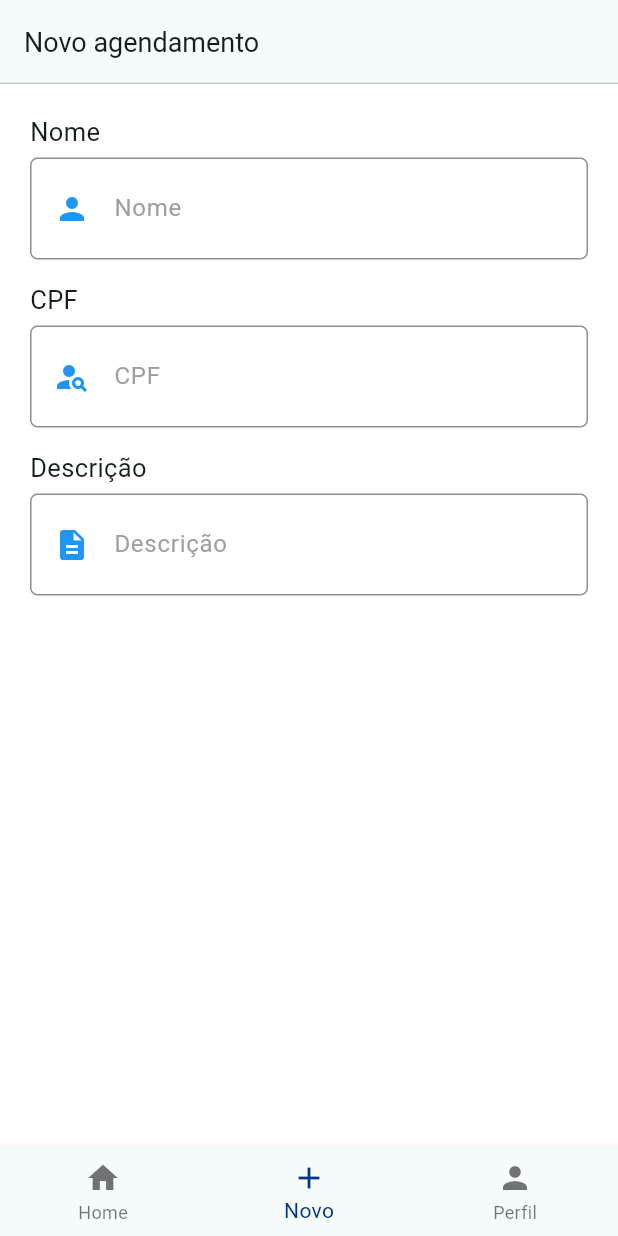
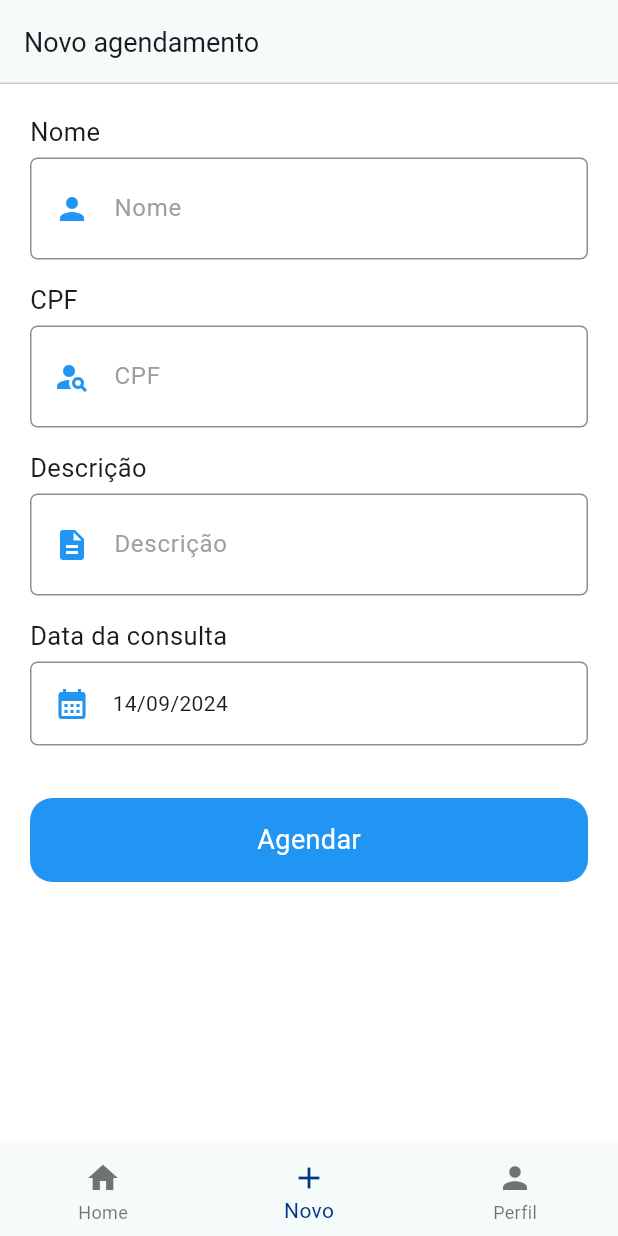
Before and after one commit to kaikdorvalo/agendify-flutter, a Flutter app: the MainScreen screen opened directly, item 2 of the bottom bar chosen, on a phone screen of 412 x 824 dp. Run offline on Flutter 3.47's test engine with Material 3 defaults, Android fonts, the phone set to English and light mode, and no system bars; our stand-ins replace localstorage, mask_text_input_formatter.

Commit message:
feat: add person to agenda

```diff
--- a/lib/main.dart
+++ b/lib/main.dart
@@ -2,6 +2,7 @@ import 'package:agendify/screens/auth/ui/screens/signin_screen.dart';
 import 'package:agendify/screens/home/screens/home_screen.dart';
 import 'package:agendify/screens/main/screens/main_screen.dart';
 import 'package:agendify/screens/new/screens/new_screen.dart';
+import 'package:agendify/shared/services/storage_service.dart';
 import 'package:flutter/material.dart';
 
 void main() {
@@ -21,7 +22,7 @@ class MyApp extends StatelessWidget {
         ),
         useMaterial3: true,
       ),
-      home: MainScreen(),
+      home: SignInScreen(),
     );
   }
 }
--- a/lib/screens/main/screens/main_screen.dart
+++ b/lib/screens/main/screens/main_screen.dart
@@ -1,6 +1,7 @@
 import 'package:agendify/screens/home/screens/home_screen.dart';
 import 'package:agendify/screens/new/screens/new_screen.dart';
 import 'package:agendify/shared/components/navigation_bottom_component.dart';
+import 'package:agendify/shared/services/storage_service.dart';
 import 'package:flutter/material.dart';
 
 class MainScreen extends StatefulWidget {
@@ -12,16 +13,26 @@ class MainScreen extends StatefulWidget {
 
 class _MainScreen extends State<MainScreen> {
   int selectedIndex = 0;
-
-  final List<Widget> _screens = [
-    HomeScreen(),
-    NewScreen(),
-  ];
+  StorageService storage = StorageService();
 
   void changeIndex(int index) {
     setState(() {
       selectedIndex = index;
     });
+  }
+
+  List<Widget> _screens = [];
+
+  @override
+  void initState() {
+    super.initState();
+    storage.clearStorage();
+    _screens = [
+      HomeScreen(),
+      NewScreen(
+        changePage: changeIndex,
+      ),
+    ];
   }
 
   @override
--- /dev/null
+++ b/lib/screens/new/components/date_input_component.dart
@@ -0,0 +1,98 @@
+import 'package:flutter/material.dart';
+import 'package:intl/intl.dart';
+
+class DateInput extends StatefulWidget {
+  DateTime date;
+  String label;
+  final Function(DateTime) changeDate;
+
+  DateInput(
+      {Key? key,
+      required this.date,
+      required this.changeDate,
+      required this.label})
+      : super(key: key);
+
+  @override
+  _DateInputState createState() => _DateInputState();
+}
+
+class _DateInputState extends State<DateInput> {
+  String formattedDate = '';
+  DateTime _selectedDate = DateTime.now();
+
+  String _formatDate(DateTime date) {
+    return DateFormat('dd/MM/yyyy').format(date);
+  }
+
+  Future<void> _selectDate(BuildContext context) async {
+    final DateTime? picked = await showDatePicker(
+      context: context,
+      initialDate: _selectedDate,
+      firstDate: DateTime(2000),
+      lastDate: DateTime(2101),
+    );
+    if (picked != null && picked != _selectedDate) {
+      setState(() {
+        _selectedDate = picked;
+        formattedDate = _formatDate(_selectedDate);
+        widget.changeDate(_selectedDate);
+      });
+    }
+  }
+
+  @override
+  void initState() {
+    super.initState();
+    formattedDate = _formatDate(widget.date);
+  }
+
+  @override
+  Widget build(BuildContext context) {
+    return Column(
+      crossAxisAlignment: CrossAxisAlignment.start,
+      children: <Widget>[
+        Text(
+          widget.label,
+          style: TextStyle(
+            fontSize: 17.0,
+          ),
+        ),
+        const SizedBox(
+          height: 5.0,
+        ),
+        GestureDetector(
+          onTap: () {
+            _selectDate(context);
+          },
+          child: Container(
+              padding: const EdgeInsets.only(
+                top: 15.0,
+                bottom: 15.0,
+                left: 15.0,
+                right: 15.0,
+              ),
+              decoration: BoxDecoration(
+                  color: const Color.fromARGB(255, 255, 255, 255),
+                  borderRadius: BorderRadius.circular(5.0),
+                  border: Border.all(
+                    color: const Color.fromARGB(255, 143, 143, 143),
+                    width: 1.0,
+                  )),
+              child: Row(
+                children: <Widget>[
+                  const Icon(
+                    Icons.calendar_month,
+                    color: Color.fromARGB(255, 33, 149, 243),
+                  ),
+                  const SizedBox(
+                    width: 15.0,
+                  ),
+                  Text(formattedDate)
+                ],
+              )),
+        )
+      ],
+    );
+  }
+}
--- /dev/null
+++ b/lib/screens/new/components/submit_buttom_component.dart
@@ -0,0 +1,47 @@
+import 'package:flutter/material.dart';
+
+class SubmitButton extends StatefulWidget {
+  final Function() click;
+
+  SubmitButton({
+    Key? key,
+    required this.click,
+  }) : super(key: key);
+
+  @override
+  _SubmitButtonState createState() => _SubmitButtonState();
+}
+
+class _SubmitButtonState extends State<SubmitButton> {
+  @override
+  Widget build(BuildContext context) {
+    return GestureDetector(
+      onTap: () {
+        widget.click();
+      },
+      child: Container(
+          padding: const EdgeInsets.only(
+            top: 15.0,
+            bottom: 15.0,
+            left: 15.0,
+            right: 15.0,
+          ),
+          decoration: BoxDecoration(
+            borderRadius: BorderRadius.circular(15.0),
+            color: const Color.fromARGB(255, 33, 149, 243),
+          ),
+          child: const Row(
+            mainAxisAlignment: MainAxisAlignment.center,
+            children: <Widget>[
+              Text(
+                'Agendar',
+                style: TextStyle(
+                  color: Colors.white,
+                  fontSize: 18.0,
+                ),
+              ),
+            ],
+          )),
+    );
+  }
+}
--- a/lib/screens/new/screens/new_screen.dart
+++ b/lib/screens/new/screens/new_screen.dart
@@ -1,10 +1,19 @@
+import 'package:agendify/screens/new/components/date_input_component.dart';
+import 'package:agendify/screens/new/components/submit_buttom_component.dart';
 import 'package:agendify/screens/new/components/text_input_component.dart';
 import 'package:agendify/shared/components/navigation_bottom_component.dart';
+import 'package:agendify/shared/models/person_model.dart';
 import 'package:agendify/shared/models/scheduling_model.dart';
+import 'package:agendify/shared/services/storage_service.dart';
 import 'package:flutter/material.dart';
 import 'package:mask_text_input_formatter/mask_text_input_formatter.dart';
 
 class NewScreen extends StatefulWidget {
+  final Function(int) changePage;
+
+  NewScreen({Key? key, required this.changePage}) : super(key: key);
+
+  @override
   _NewScreenState createState() => _NewScreenState();
 }
 
@@ -15,12 +24,18 @@ class _NewScreenState extends State<NewScreen> {
   String description = '';
   DateTime date = DateTime.now();
 
+  StorageService storage = StorageService();
+
+  void changeDate(DateTime value) {
+    setState(() {
+      date = value;
+    });
+  }
+
   void changeName(String value) {
     setState(() {
       name = value;
     });
-
-    print(name);
   }
 
   void changeCpf(String value) {
@@ -35,10 +50,43 @@ class _NewScreenState extends State<NewScreen> {
     });
   }
 
-  void changeDate(DateTime value) {
-    setState(() {
-      date = value;
-    });
+  Scheduling createScheudling(
+      String name, String cpf, String description, DateTime date) {
+    Person person = Person(cpf, name);
+    Scheduling scheduling = Scheduling(person, description, date);
+    return scheduling;
+  }
+
+  Future<List<Scheduling>> loadAgendas() async {
+    List<dynamic> jsonList = await storage.getAgendas();
+    List<Scheduling> agendas =
+        jsonList.map((json) => Scheduling.fromJson(json)).toList();
+
+    return agendas;
+  }
+
+  void buttonClick() async {
+    _formKey.currentState?.save();
+
+    List<dynamic> currentItens = await loadAgendas();
+
+    Scheduling newItem = createScheudling(name, cpf, description, date);
+
+    bool exists =
+        currentItens.any((item) => item.person.cpf == newItem.person.cpf);
+
+    if (!exists) {
+      currentItens.add(newItem);
+
+      currentItens.sort((a, b) => a.date.compareTo(b.date));
+
+      List<dynamic> jsonList =
+          currentItens.map((item) => item.toJson()).toList();
+
+      await storage.saveAgenda(jsonList);
+
+      widget.changePage(0);
+    }
   }
 
   MaskTextInputFormatter cpfMask = MaskTextInputFormatter(
@@ -87,7 +135,7 @@ class _NewScreenState extends State<NewScreen> {
                 TextInput(
                   label: 'CPF',
                   icon: Icons.person_search,
-                  changeValue: changeName,
+                  changeValue: changeCpf,
                   labelText: 'CPF',
                   hint: '000.000.00-00',
                   masks: [cpfMask],
@@ -102,6 +150,20 @@ class _NewScreenState extends State<NewScreen> {
                   labelText: 'Descrição',
                   hint: 'Realizar extração de siso...',
                 ),
+                const SizedBox(
+                  height: 15.0,
+                ),
+                DateInput(
+                  date: date,
+                  changeDate: changeDate,
+                  label: 'Data da consulta',
+                ),
+                const SizedBox(
+                  height: 35.0,
+                ),
+                SubmitButton(
+                  click: buttonClick,
+                ),
               ],
             )),
       ),
--- a/pubspec.yaml
+++ b/pubspec.yaml
@@ -32,6 +32,8 @@ dependencies:
     sdk: flutter
   intl: ^0.17.0
   mask_text_input_formatter: ^2.9.0
+  localstorage: ^4.0.0+1
+
 
 
   # The following adds the Cupertino Icons font to your application.
```
Also changed, not shown: lib/screens/home/screens/home_screen.dart (+44 -6 lines), lib/shared/models/scheduling_model.dart (+18 -0 lines), lib/shared/services/storage_service.dart (added, +21 -0 lines), pubspec.lock, 1 other file.
